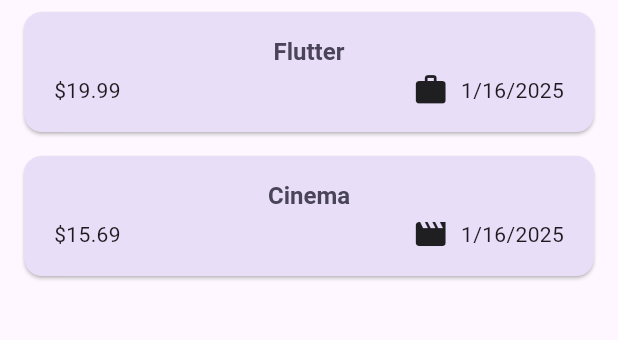
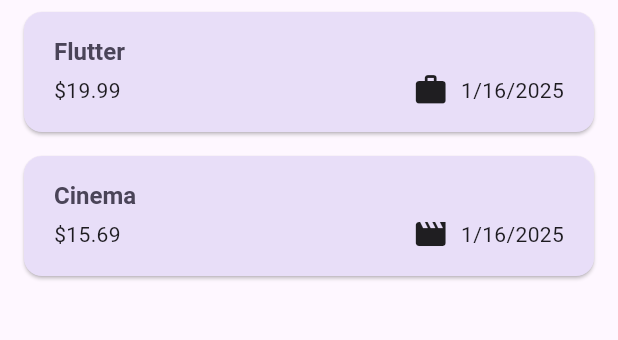
Before and after one commit to nhtthng/Tracker-App, a Flutter app: the screen it shows after launch, on a phone screen of 412 x 824 dp, the part 114-454 px from its top. Run offline on Flutter 3.47's test engine with Material 3 defaults, Android fonts, the phone set to English and light mode, and no system bars.

```diff
--- a/lib/widgets/expenses_list/expenses_item.dart
+++ b/lib/widgets/expenses_list/expenses_item.dart
@@ -10,6 +10,7 @@ class ExpenseItem extends StatelessWidget {
       child: Padding(
         padding: const EdgeInsets.symmetric(horizontal: 20, vertical: 16),
         child: Column(
+          crossAxisAlignment: CrossAxisAlignment.start,
           children: [
             Text(expense.title, style: Theme.of(context).textTheme.titleLarge,),
             const SizedBox(height: 4,),
--- a/lib/widgets/expenses_list/expenses_list.dart
+++ b/lib/widgets/expenses_list/expenses_list.dart
@@ -12,7 +12,7 @@ class ExpensesList extends StatelessWidget {
   Widget build(BuildContext context) {
     return ListView.builder(
       itemCount: expenses.length,
-      itemBuilder: (ctx, index) => Dismissible(key: ValueKey(expenses[index]),onDismissed: (direction) {onDeleteExpense(expenses[index]);},child: ExpenseItem(expenses[index])) ,
+      itemBuilder: (ctx, index) => Dismissible(key: ValueKey(expenses[index]),background: Container(color: Theme.of(context).colorScheme.error.withOpacity(0.75), margin: EdgeInsets.symmetric(horizontal: Theme.of(context).cardTheme.margin!.horizontal),),onDismissed: (direction) {onDeleteExpense(expenses[index]);},child: ExpenseItem(expenses[index])) ,
     );
   }
 }
```
Also changed, not shown: lib/main.dart (+14 -1 lines), lib/models/expense.dart (+21 -0 lines).
